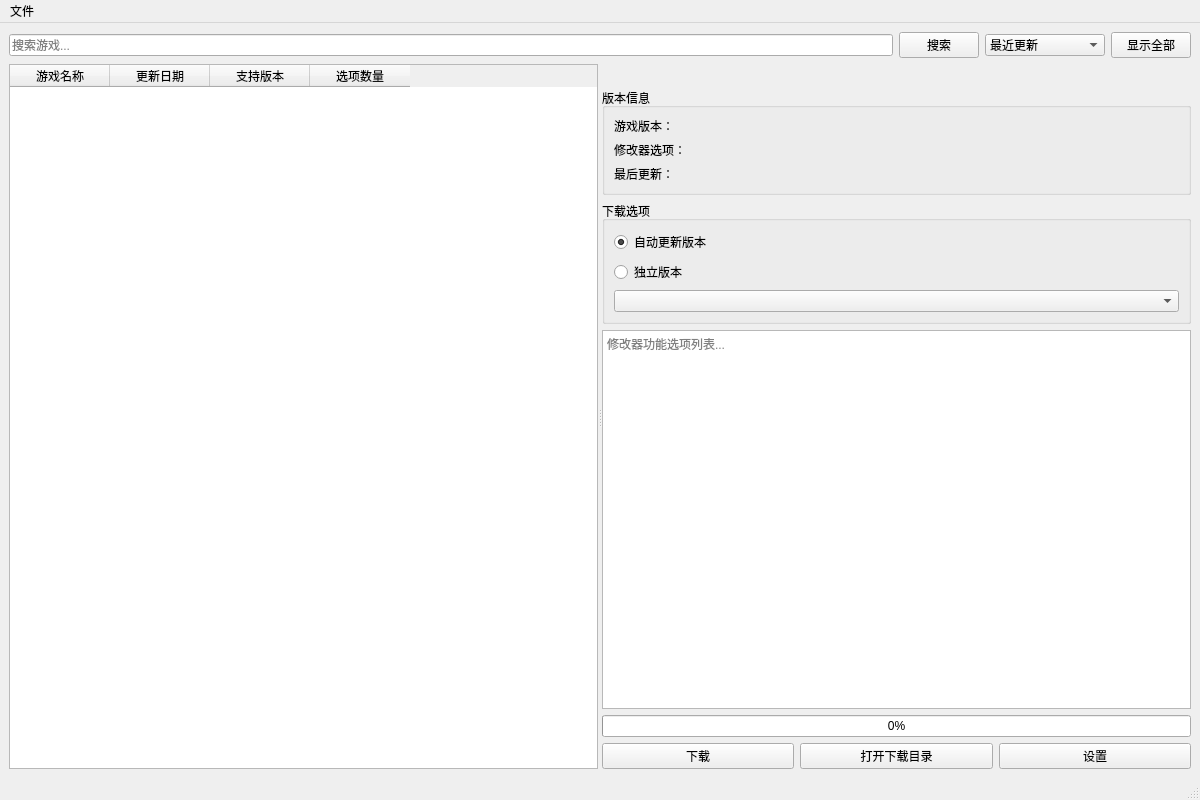
Old version of the form src/DownloadIntegrator.ui in the repository Sqhh99/DownloadIntegrator.
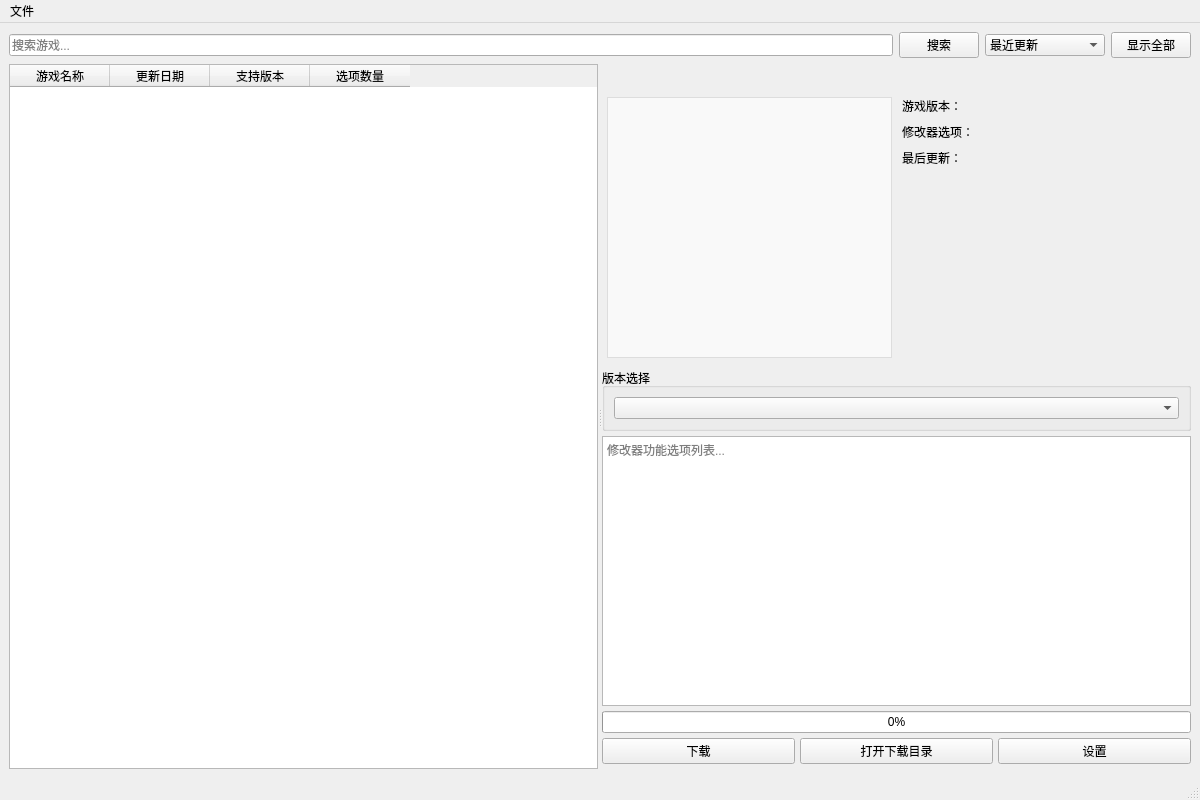
New version of the form. Icons and pictures are not drawn.

Commit message:
添加基于OpenCV的智能游戏封面提取功能并优化UI布局
主要功能改进：
- 新增CoverExtractor类，使用OpenCV形状分析算法提取游戏封面
- 集成OpenCV静态库(core, imgproc, imgcodecs)实现图像处理
- 实现智能轮廓检测和质量评分算法，准确识别封面区域
- 添加封面缓存机制和异步提取，提升性能
- 修改器详情页面自动提取并显示游戏封面

UI布局优化：
- 重新设计游戏详情区域布局，封面与版本信息水平排列
- 封面显示支持动态尺寸调整，最大限制160x240px
- 游戏封面顶部对齐，coverGroup高度自适应
- 优化间距设置，减少元素间距离提升紧凑性
- 简化下载选项，移除独立版本单选按钮

代码结构改进：
- 移除自动更新版本相关的所有代码和UI元素
- 添加setGameCoverWithAspectRatio函数处理封面显示
- 在parseModifierDetailHTML中增加截图URL解析
- 完善错误处理和备用方案机制

技术栈升级：
- 静态链接OpenCV库，避免运行时依赖
- 最小化引用OpenCV模块，减少程序体积
- 保持与原有架构的兼容性"

Patch:
```diff
--- a/src/DownloadIntegrator.ui
+++ b/src/DownloadIntegrator.ui
@@ -114,6 +114,15 @@
       </widget>
       <widget class="QWidget" name="rightWidget" native="true">
        <layout class="QVBoxLayout" name="rightLayout">
+        <property name="spacing">
+         <number>5</number>
+        </property>
+        <property name="topMargin">
+         <number>5</number>
+        </property>
+        <property name="bottomMargin">
+         <number>5</number>
+        </property>
         <item>
          <widget class="QLabel" name="gameTitle">
           <property name="font">
@@ -128,31 +137,110 @@
          </widget>
         </item>
         <item>
-         <widget class="QGroupBox" name="versionGroup">
+         <widget class="QGroupBox" name="coverGroup">
+          <property name="minimumSize">
+           <size>
+            <width>0</width>
+            <height>200</height>
+           </size>
+          </property>
           <property name="title">
-           <string>版本信息</string>
+           <string></string>
           </property>
-          <layout class="QVBoxLayout" name="versionLayout">
+          <property name="styleSheet">
+           <string>QGroupBox { border: none; }</string>
+          </property>
+          <layout class="QHBoxLayout" name="coverLayout">
+           <property name="spacing">
+            <number>10</number>
+           </property>
+           <property name="leftMargin">
+            <number>5</number>
+           </property>
+           <property name="topMargin">
+            <number>5</number>
+           </property>
+           <property name="rightMargin">
+            <number>5</number>
+           </property>
+           <property name="bottomMargin">
+            <number>5</number>
+           </property>
            <item>
-            <widget class="QLabel" name="versionInfo">
-             <property name="text">
-              <string>游戏版本：</string>
+            <widget class="QLabel" name="gameCoverLabel">
+             <property name="sizePolicy">
+              <sizepolicy hsizetype="Preferred" vsizetype="Preferred">
+               <horstretch>0</horstretch>
+               <verstretch>0</verstretch>
+              </sizepolicy>
              </property>
-            </widget>
-           </item>
-           <item>
-            <widget class="QLabel" name="optionsCount">
              <property name="text">
-              <string>修改器选项：</string>
+              <string></string>
              </property>
+             <property name="alignment">
+              <set>Qt::AlignCenter</set>
+             </property>
+             <property name="styleSheet">
+              <string>QLabel {
+                border: 1px solid #ddd;
+                background-color: #f9f9f9;
+                color: #666;
+              }</string>
+             </property>
+             <property name="scaledContents">
+              <bool>false</bool>
+             </property>
             </widget>
            </item>
            <item>
-            <widget class="QLabel" name="lastUpdate">
-             <property name="text">
-              <string>最后更新：</string>
+            <layout class="QVBoxLayout" name="versionInfoLayout">
+             <property name="spacing">
+              <number>8</number>
              </property>
-            </widget>
+             <item>
+              <widget class="QLabel" name="versionInfo">
+               <property name="text">
+                <string>游戏版本：</string>
+               </property>
+               <property name="alignment">
+                <set>Qt::AlignTop</set>
+               </property>
+              </widget>
+             </item>
+             <item>
+              <widget class="QLabel" name="optionsCount">
+               <property name="text">
+                <string>修改器选项：</string>
+               </property>
+               <property name="alignment">
+                <set>Qt::AlignTop</set>
+               </property>
+              </widget>
+             </item>
+             <item>
+              <widget class="QLabel" name="lastUpdate">
+               <property name="text">
+                <string>最后更新：</string>
+               </property>
+               <property name="alignment">
+                <set>Qt::AlignTop</set>
+               </property>
+              </widget>
+             </item>
+             <item>
+              <spacer name="verticalSpacer_2">
+               <property name="orientation">
+                <enum>Qt::Vertical</enum>
+               </property>
+               <property name="sizeHint" stdset="0">
+                <size>
+                 <width>20</width>
+                 <height>40</height>
+                </size>
+               </property>
+              </spacer>
+             </item>
+            </layout>
            </item>
           </layout>
          </widget>
@@ -160,26 +248,9 @@
         <item>
          <widget class="QGroupBox" name="downloadGroup">
           <property name="title">
-           <string>下载选项</string>
+           <string>版本选择</string>
           </property>
           <layout class="QVBoxLayout" name="downloadLayout">
-           <item>
-            <widget class="QRadioButton" name="autoUpdateVersion">
-             <property name="text">
-              <string>自动更新版本</string>
-             </property>
-             <property name="checked">
-              <bool>true</bool>
-             </property>
-            </widget>
-           </item>
-           <item>
-            <widget class="QRadioButton" name="standaloneVersion">
-             <property name="text">
-              <string>独立版本</string>
-             </property>
-            </widget>
-           </item>
            <item>
             <widget class="QComboBox" name="versionSelect"/>
            </item>
```
Left out of the diff: 1 changed line with no effect on the pictures. The commit also changes 10 other files.
